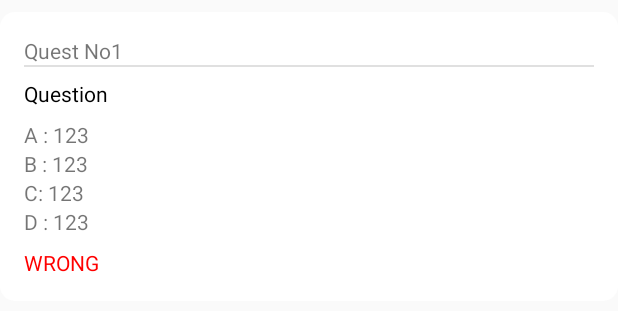
After one commit to duc2209/PRM, an Android app built with Jetpack Compose: the layout answer_item_layout.xml on its own in the app's theme, with its tools: preview values and no code run, on a phone screen of 412 x 824 dp. The commit adds this screen. Shown: the top 311 px of the screen. Run offline under Robolectric (Android 15) with nearby library versions, the phone set to English and light mode, and no system bars.

Commit message:
answer activity

```diff
--- a/app/src/main/AndroidManifest.xml
+++ b/app/src/main/AndroidManifest.xml
@@ -11,6 +11,9 @@
         android:roundIcon="@mipmap/ic_launcher_round"
         android:supportsRtl="true"
         android:theme="@style/AppTheme1">
+        <activity
+            android:name=".AnswersActivity"
+            android:exported="false" />
         <activity
             android:name=".ScoreActivity"
             android:exported="false" />
--- a/app/src/main/java/com/example/quizzz/ScoreActivity.java
+++ b/app/src/main/java/com/example/quizzz/ScoreActivity.java
@@ -34,7 +34,7 @@ public class ScoreActivity extends AppCompatActivity {
         setSupportActionBar(toolbar);
         getSupportActionBar().setDisplayShowTitleEnabled(true);
 
-        //nt cat_index = DbQuery.g_catList.get(DbQuery.g_select_cat_index)
+
         getSupportActionBar().setTitle("Result");
         getSupportActionBar().setDisplayHomeAsUpEnabled(true);
 
@@ -54,7 +54,9 @@ public class ScoreActivity extends AppCompatActivity {
         viewAnsB.setOnClickListener(new View.OnClickListener() {
             @Override
             public void onClick(View v) {
-
+                Intent intent = new Intent(ScoreActivity.this,AnswersActivity.class);
+                startActivity(intent);
+                finish();
             }
         });
 
--- /dev/null
+++ b/app/src/main/res/layout/answer_item_layout.xml
@@ -0,0 +1,69 @@
+<?xml version="1.0" encoding="utf-8"?>
+<LinearLayout xmlns:android="http://schemas.android.com/apk/res/android"
+    xmlns:tools="http://schemas.android.com/tools"
+    android:layout_width="match_parent"
+    android:layout_height="wrap_content"
+    android:orientation="vertical"
+    android:padding="16dp"
+    android:layout_marginTop="8dp"
+    android:background="@drawable/round_view"
+    >
+
+    <TextView
+        android:id="@+id/quesNo"
+        android:layout_width="wrap_content"
+        android:layout_height="wrap_content"
+        android:text="Quest No1"></TextView>
+
+    <View
+        android:id="@+id/divider4"
+        android:layout_width="match_parent"
+        android:layout_height="1dp"
+        android:background="?android:attr/listDivider"
+        android:layout_marginBottom="8dp"
+    />
+
+    <TextView
+        android:id="@+id/question"
+        android:layout_width="match_parent"
+        android:layout_height="wrap_content"
+        android:text="Question"
+        android:textColor="@color/black"
+        android:layout_marginBottom="8dp"
+        ></TextView>
+
+    <TextView
+        android:id="@+id/optionA"
+        android:layout_width="match_parent"
+        android:layout_height="wrap_content"
+        android:text="A : 123"
+        ></TextView>
+    <TextView
+        android:id="@+id/optionB"
+        android:layout_width="match_parent"
+        android:layout_height="wrap_content"
+        android:text="B : 123"
+        ></TextView>
+    <TextView
+        android:id="@+id/optionC"
+        android:layout_width="match_parent"
+        android:layout_height="wrap_content"
+        android:text="C: 123"
+        ></TextView>
+    <TextView
+        android:id="@+id/optionD"
+        android:layout_width="match_parent"
+        android:layout_height="wrap_content"
+        android:text="D : 123"
+        ></TextView>
+
+    <TextView
+        android:id="@+id/result"
+        android:layout_width="match_parent"
+        android:layout_height="wrap_content"
+        android:text="WRONG"
+        android:layout_marginTop="8dp"
+        android:textColor="@color/red"
+        ></TextView>
+
+</LinearLayout>
```
Also changed, not shown: app/src/main/java/com/example/quizzz/Adapters/AnswersAdapter.java (added, +105 -0 lines), app/src/main/java/com/example/quizzz/AnswersActivity.java (added, +47 -0 lines), app/src/main/java/com/example/quizzz/MainActivity.java (+9 -17 lines), app/src/main/res/layout/activity_answers.xml (added, +35 -0 lines).
